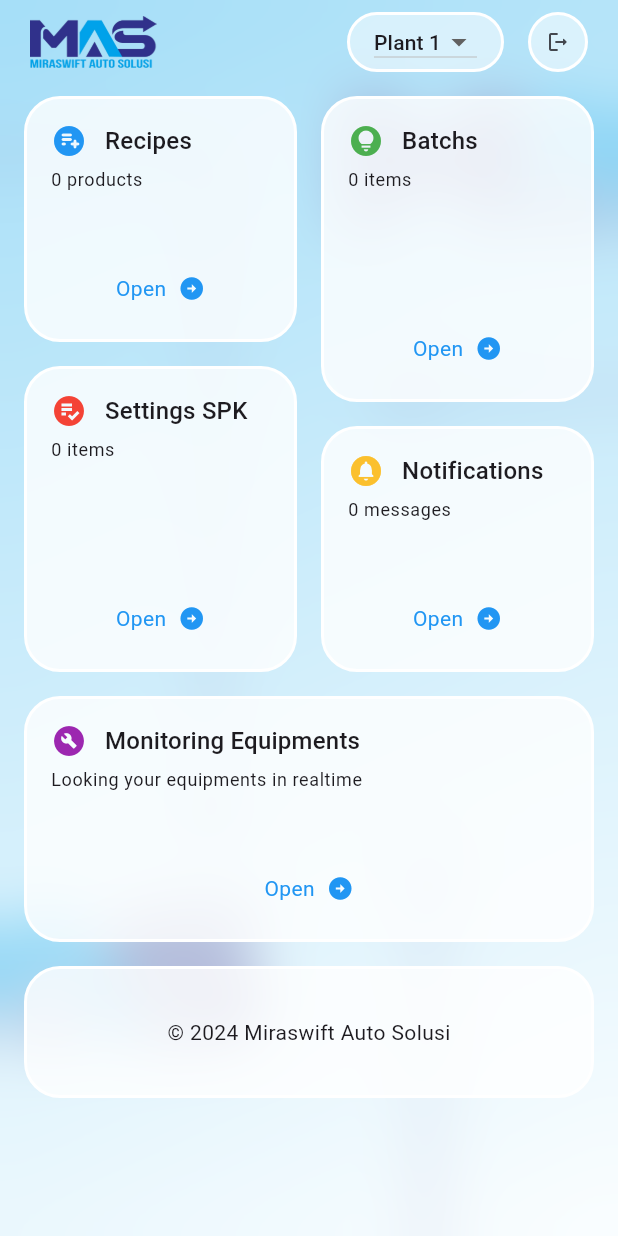
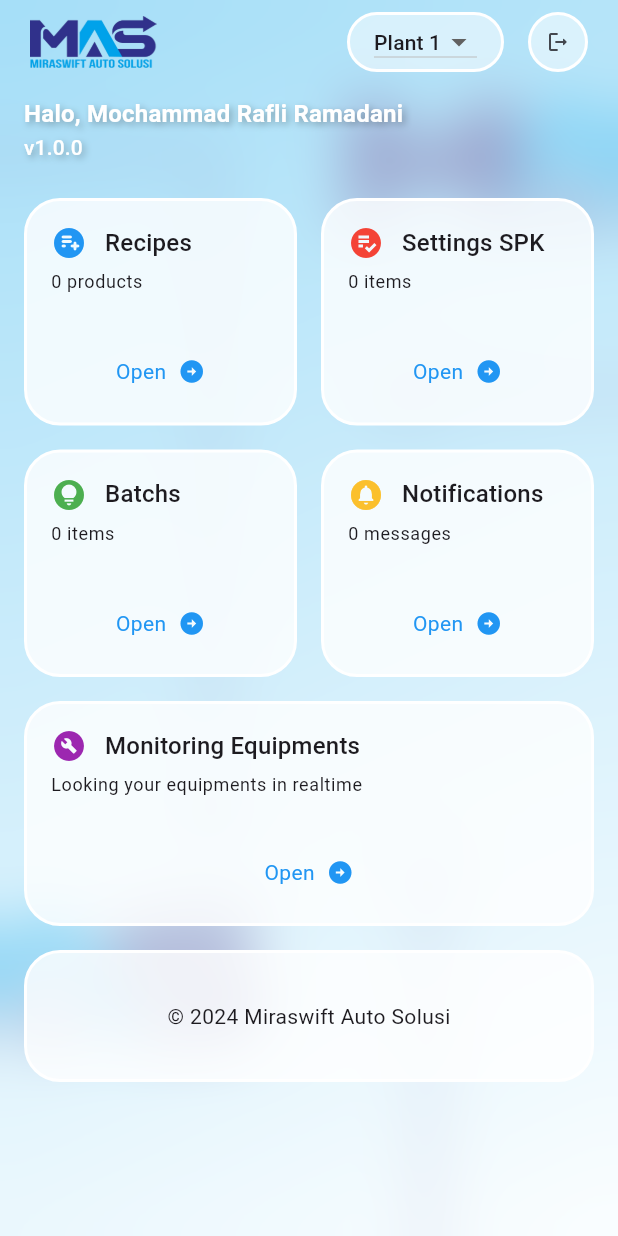
Before and after one commit to kamera846/miraswift_demo, a Flutter app: the screen it shows after launch, on a phone screen of 412 x 824 dp. Run offline on Flutter 3.47's test engine with Material 3 defaults, Android fonts, the phone set to English and light mode, and no system bars; our stand-ins replace firebase_core, firebase_database, loading_animation_widget, webview_flutter; accounts and stored records are empty; network calls fail.

Commit message:
Re styling dashboard menu items

```diff
--- a/lib/widgets/dashboard_menu_item.dart
+++ b/lib/widgets/dashboard_menu_item.dart
@@ -8,7 +8,7 @@ class DashboardMenuItem extends StatelessWidget {
     required this.title,
     required this.description,
     this.surfaceColor = Colors.blue,
-    this.margin = const EdgeInsets.all(8),
+    this.margin = const EdgeInsets.all(0),
     this.padding = const EdgeInsets.all(16),
   });
 
--- a/lib/widgets/dashboardv3_widget.dart
+++ b/lib/widgets/dashboardv3_widget.dart
@@ -67,12 +67,55 @@ class _Dashboardv3WidgetState extends State<Dashboardv3Widget>
                 pinned: true,
                 flexibleSpace: dashboardHeader(context),
               ),
+              SliverPadding(
+                padding:
+                    const EdgeInsets.symmetric(horizontal: 16, vertical: 8),
+                sliver: SliverList.list(children: [
+                  Text(
+                    "Halo, Mochammad Rafli Ramadani",
+                    style: Theme.of(context).textTheme.titleMedium?.copyWith(
+                      color: Colors.white,
+                      fontWeight: FontWeight.bold,
+                      shadows: [
+                        Shadow(
+                          color: Colors.black.withOpacity(0.3),
+                          offset: const Offset(2.0, 2.0),
+                          blurRadius: 6.0,
+                        ),
+                      ],
+                    ),
+                  ),
+                  Text(
+                    "v1.0.0",
+                    style: Theme.of(context).textTheme.titleSmall?.copyWith(
+                      color: Colors.white,
+                      shadows: [
+                        Shadow(
+                          color: Colors.black.withOpacity(0.3),
+                          offset: const Offset(2.0, 2.0),
+                          blurRadius: 6.0,
+                        ),
+                      ],
+                    ),
+                  )
+                ]),
+              ),
+              SliverPadding(
+                padding: const EdgeInsets.all(16),
+                sliver: SliverGrid.count(
+                  crossAxisCount: 2,
+                  crossAxisSpacing: 16,
+                  mainAxisSpacing: 16,
+                  childAspectRatio: 1.2,
+                  children: dahsboardBody(context),
+                ),
+              ),
               SliverList(
                 delegate: SliverChildBuilderDelegate(
+                  childCount: 1,
                   (context, index) {
-                    return dahsboardBody(context);
+                    return dashboardFooter(context);
                   },
-                  childCount: 1,
                 ),
               ),
             ],
@@ -164,8 +207,9 @@ class _Dashboardv3WidgetState extends State<Dashboardv3Widget>
     );
   }
 
-  AnimatedBuilder dahsboardBody(BuildContext context) {
-    return AnimatedBuilder(
+  List<Widget> dahsboardBody(BuildContext context) {
+    return [
+      AnimatedBuilder(
         animation: _animationControllerBody!,
         builder: (ctx, kChild) => SlideTransition(
           position: Tween(
@@ -179,20 +223,6 @@ class _Dashboardv3WidgetState extends State<Dashboardv3Widget>
           ),
           child: kChild,
         ),
-      child: Column(
-        mainAxisSize: MainAxisSize.max,
-        children: [
-          Padding(
-            padding: const EdgeInsets.symmetric(horizontal: 8),
-            child: Row(
-              mainAxisSize: MainAxisSize.max,
-              children: [
-                Expanded(
-                  child: Column(
-                    mainAxisSize: MainAxisSize.max,
-                    children: [
-                      SizedBox(
-                        height: 180,
         child: DashboardMenuItem(
           icon: Icons.playlist_add_circle_rounded,
           surfaceColor: Colors.blue,
@@ -208,8 +238,20 @@ class _Dashboardv3WidgetState extends State<Dashboardv3Widget>
           ),
         ),
       ),
-                      SizedBox(
-                        height: 220,
+      AnimatedBuilder(
+        animation: _animationControllerBody!,
+        builder: (ctx, kChild) => SlideTransition(
+          position: Tween(
+            begin: const Offset(0, 1),
+            end: const Offset(0, 0),
+          ).animate(
+            CurvedAnimation(
+              parent: _animationControllerBody!,
+              curve: Curves.ease,
+            ),
+          ),
+          child: kChild,
+        ),
         child: DashboardMenuItem(
           icon: Icons.playlist_add_check_circle,
           surfaceColor: Colors.red,
@@ -225,15 +267,20 @@ class _Dashboardv3WidgetState extends State<Dashboardv3Widget>
           ),
         ),
       ),
-                    ],
+      AnimatedBuilder(
+        animation: _animationControllerBody!,
+        builder: (ctx, kChild) => SlideTransition(
+          position: Tween(
+            begin: const Offset(0, 1),
+            end: const Offset(0, 0),
+          ).animate(
+            CurvedAnimation(
+              parent: _animationControllerBody!,
+              curve: Curves.ease,
             ),
           ),
-                Expanded(
-                  child: Column(
-                    mainAxisSize: MainAxisSize.max,
-                    children: [
-                      SizedBox(
-                        height: 220,
+          child: kChild,
+        ),
         child: DashboardMenuItem(
           icon: Icons.lightbulb_circle,
           surfaceColor: Colors.green,
@@ -244,13 +291,25 @@ class _Dashboardv3WidgetState extends State<Dashboardv3Widget>
             MaterialPageRoute(
               builder: (ctx) => const BatchScreen(),
             ),
-                            // ).then(
-                            //   (value) => getProducts(isLoading: false),
+          ).then(
+            (value) => getProducts(isLoading: false),
           ),
         ),
       ),
-                      SizedBox(
-                        height: 180,
+      AnimatedBuilder(
+        animation: _animationControllerBody!,
+        builder: (ctx, kChild) => SlideTransition(
+          position: Tween(
+            begin: const Offset(0, 1),
+            end: const Offset(0, 0),
+          ).animate(
+            CurvedAnimation(
+              parent: _animationControllerBody!,
+              curve: Curves.ease,
+            ),
+          ),
+          child: kChild,
+        ),
         child: DashboardMenuItem(
           icon: Icons.circle_notifications,
           surfaceColor: Colors.yellow.shade700,
@@ -266,16 +325,36 @@ class _Dashboardv3WidgetState extends State<Dashboardv3Widget>
           ),
         ),
       ),
-                    ],
+    ];
+  }
+
+  Column dashboardFooter(BuildContext context) {
+    return Column(
+      mainAxisSize: MainAxisSize.max,
+      children: [
+        Padding(
+          padding: const EdgeInsets.only(
+            top: 0,
+            left: 16,
+            right: 16,
+            bottom: 8,
+          ),
+          child: AnimatedBuilder(
+            animation: _animationControllerBody!,
+            builder: (ctx, kChild) => SlideTransition(
+              position: Tween(
+                begin: const Offset(0, 1),
+                end: const Offset(0, 0),
+              ).animate(
+                CurvedAnimation(
+                  parent: _animationControllerBody!,
+                  curve: Curves.ease,
                 ),
               ),
-              ],
+              child: kChild,
             ),
-          ),
-          Padding(
-            padding: const EdgeInsets.symmetric(horizontal: 8),
             child: SizedBox(
-              height: 180,
+              height: 150,
               child: DashboardMenuItem(
                 icon: Icons.build_circle,
                 surfaceColor: Colors.purple,
@@ -292,13 +371,28 @@ class _Dashboardv3WidgetState extends State<Dashboardv3Widget>
               ),
             ),
           ),
-          Container(
+        ),
+        AnimatedBuilder(
+          animation: _animationControllerBody!,
+          builder: (ctx, kChild) => SlideTransition(
+            position: Tween(
+              begin: const Offset(0, 1),
+              end: const Offset(0, 0),
+            ).animate(
+              CurvedAnimation(
+                parent: _animationControllerBody!,
+                curve: Curves.ease,
+              ),
+            ),
+            child: kChild,
+          ),
+          child: Container(
             padding: const EdgeInsets.all(32),
             margin: const EdgeInsets.only(
               left: 16,
               top: 8,
               right: 16,
-              bottom: 32,
+              bottom: 250,
             ),
             width: double.infinity,
             decoration: BoxDecoration(
@@ -306,12 +400,14 @@ class _Dashboardv3WidgetState extends State<Dashboardv3Widget>
               borderRadius: BorderRadius.circular(24),
               border: Border.all(color: Colors.white, width: 2),
             ),
-            child: const Center(
-              child: Text('© 2024 Miraswift Auto Solusi'),
+            child: const Column(
+              children: [
+                Text('© 2024 Miraswift Auto Solusi'),
+              ],
+            ),
           ),
         ),
       ],
-      ),
     );
   }
 
@@ -435,7 +531,7 @@ class _Dashboardv3WidgetState extends State<Dashboardv3Widget>
   void iniScrollController() {
     _scrollController.addListener(() {
       setState(() {
-        if (_scrollController.offset > 50) {
+        if (_scrollController.offset > 16) {
           _opacityValue = 1;
         } else {
           _opacityValue = 0;
```
Lines whose indentation alone changed are shown as unchanged.
